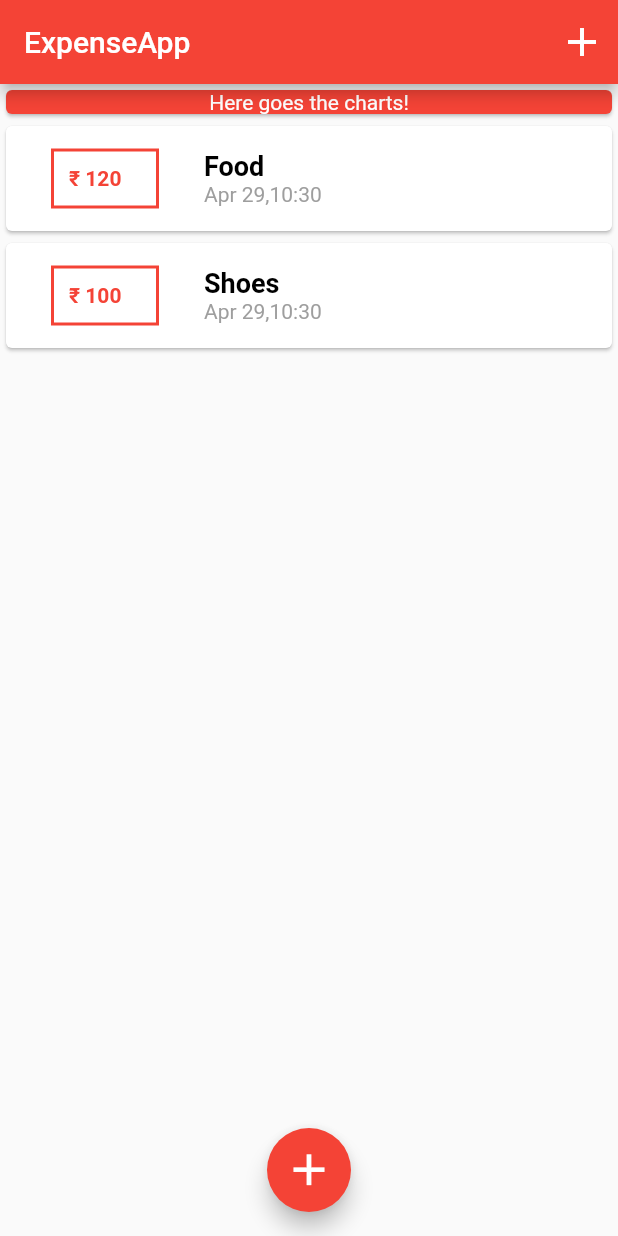
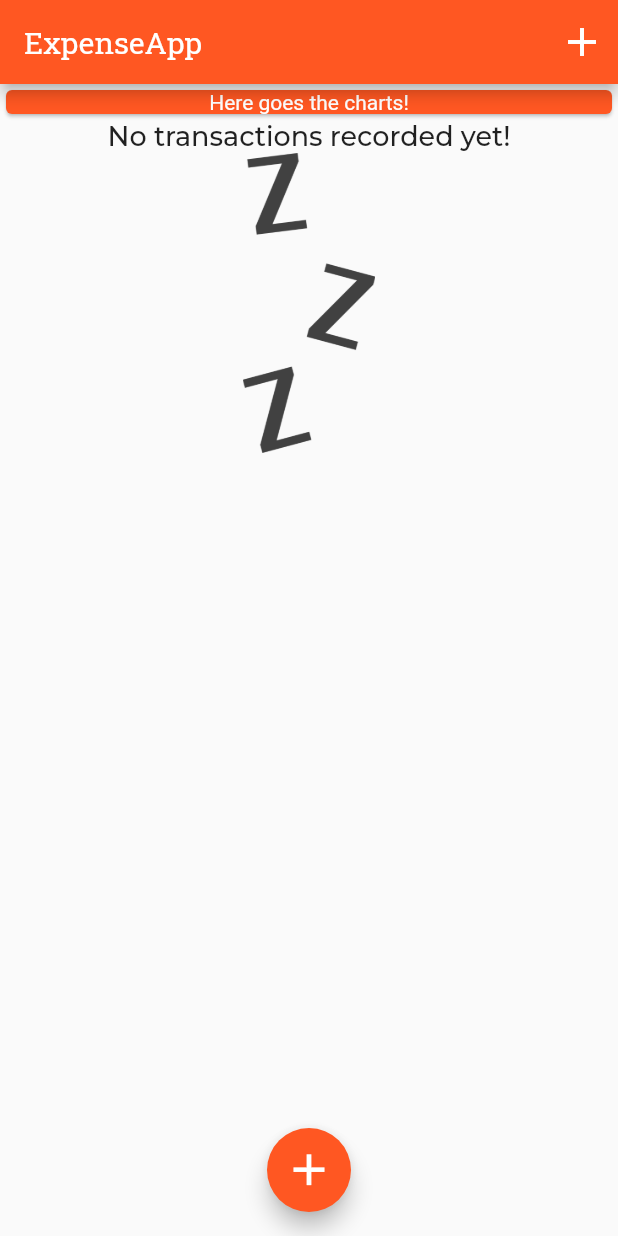
Before and after one commit to 7uhinn/ExpenseApp, a Flutter app: the screen it shows after launch, on a phone screen of 412 x 824 dp. Run offline on Flutter 3.47's test engine with Material 2 defaults, Android fonts, the phone set to English and light mode, and no system bars; our stand-ins replace google_fonts.

Commit message:
added functionality

```diff
--- a/lib/main.dart
+++ b/lib/main.dart
@@ -1,4 +1,5 @@
 import 'package:flutter/material.dart';
+import 'package:google_fonts/google_fonts.dart';
 
 import './widgets/listtxnui.dart';
 import './widgets/newtxnui.dart';
@@ -11,41 +12,58 @@ class MyApp extends StatelessWidget {
   @override
   Widget build(BuildContext context) {
     return MaterialApp(
-      title: 'Flutter App',
+      title: 'ExpenseApp',
+      theme: ThemeData(
+        textTheme: ThemeData.light().textTheme.copyWith(
+              title: GoogleFonts.montserrat(
+                fontSize: 18,
+              ),
+            ),
+        primarySwatch: Colors.deepOrange,
+        accentColor: Colors.deepOrange,
+        appBarTheme: AppBarTheme(
+          textTheme: ThemeData.light().textTheme.copyWith(
+                title: GoogleFonts.robotoSlab(
+                  fontSize: 20,
+                ),
+              ),
+        ),
+      ),
       home: MyHomePage(),
     );
   }
 }
 
 class MyHomePage extends StatefulWidget {
-
   @override
   _MyHomePageState createState() => _MyHomePageState();
 }
 
 class _MyHomePageState extends State<MyHomePage> {
-  openSheet(BuildContext ctx){
-    showModalBottomSheet(context: ctx, builder: (_) {
-      return NewTxn(addtxn);
-    });
+  openSheet(BuildContext ctx) {
+    showModalBottomSheet(
+        context: ctx,
+        builder: (_) {
+          return NewTxn(addtxn);
+        });
   }
 
   final List<Transaction> txn = [
-    Transaction(
-      txnid: '1',
-      title: 'Food',
-      amt: 120,
-      date: DateTime.now(),
-    ),
-    Transaction(
-      txnid: '2',
-      title: 'Shoes',
-      amt: 100,
-      date: DateTime.now(),
-    ),
+    // Transaction(
+    //   txnid: '1',
+    //   title: 'Food',
+    //   amt: 120,
+    //   date: DateTime.now(),
+    // ),
+    // Transaction(
+    //   txnid: '2',
+    //   title: 'Shoes',
+    //   amt: 100,
+    //   date: DateTime.now(),
+    // ),
   ];
 
-  void addtxn(String t,int a){
+  void addtxn(String t, int a) {
     Transaction tx = Transaction(
       txnid: DateTime.now().toString(),
       title: t,
@@ -53,7 +71,7 @@ class _MyHomePageState extends State<MyHomePage> {
       date: DateTime.now(),
     );
 
-    setState((){
+    setState(() {
       txn.add(tx);
     });
   }
@@ -62,8 +80,9 @@ class _MyHomePageState extends State<MyHomePage> {
   Widget build(BuildContext context) {
     return Scaffold(
       appBar: AppBar(
-        title: Text('ExpenseApp'),
-        backgroundColor: Colors.red,
+        title: Text(
+          'ExpenseApp',
+        ),
         actions: <Widget>[
           IconButton(
             iconSize: 32,
@@ -80,7 +99,7 @@ class _MyHomePageState extends State<MyHomePage> {
             Container(
               width: double.infinity,
               child: Card(
-                color: Colors.red,
+                color: Theme.of(context).primaryColor,
                 child: Text(
                   'Here goes the charts!',
                   textAlign: TextAlign.center,
@@ -100,7 +119,6 @@ class _MyHomePageState extends State<MyHomePage> {
           size: 35,
         ),
         onPressed: () => openSheet(context),
-        backgroundColor: Colors.red,
       ),
       floatingActionButtonLocation: FloatingActionButtonLocation.centerFloat,
     );
--- a/lib/widgets/listtxnui.dart
+++ b/lib/widgets/listtxnui.dart
@@ -1,5 +1,6 @@
 import 'package:flutter/material.dart';
 import 'package:intl/intl.dart';
+import 'package:google_fonts/google_fonts.dart';
 
 import '../models/transaction.dart';
 
@@ -12,28 +13,29 @@ class TxnList extends StatelessWidget {
   Widget build(BuildContext context) {
     return Container(
       height: 550,
-      child: ListView.builder(
+      child: txn.length != 0
+          ? ListView.builder(
               itemBuilder: (ctx, idx) {
                 return Card(
                   child: Row(
                     children: [
                       Container(
-                  width: 72,
+                        width: 80,
                         margin: EdgeInsets.symmetric(
                           horizontal: 30,
                           vertical: 15,
                         ),
                         decoration: BoxDecoration(
                           border: Border.all(
-                      color: Colors.red,
+                            color: Theme.of(context).primaryColor,
                             width: 2,
                           ),
                         ),
                         padding: EdgeInsets.all(10),
                         child: Text(
                           '₹ ${txn[idx].amt}',
-                    style: TextStyle(
-                      color: Colors.red,
+                          style: GoogleFonts.montserrat(
+                            color: Theme.of(context).primaryColor,
                             fontWeight: FontWeight.bold,
                           ),
                         ),
@@ -43,15 +45,13 @@ class TxnList extends StatelessWidget {
                         children: [
                           Text(
                             txn[idx].title,
-                      style: TextStyle(
-                        fontWeight: FontWeight.bold,
-                        fontSize: 18,
-                        color: Colors.black,
-                      ),
+                            style: Theme.of(context).textTheme.title,
                             textAlign: TextAlign.left,
                           ),
                           Text(
-                      DateFormat.MMMd().format(txn[idx].date)+','+DateFormat.Hm().format(txn[idx].date),
+                            DateFormat.MMMd().format(txn[idx].date) +
+                                ',' +
+                                DateFormat.Hm().format(txn[idx].date),
                             style: TextStyle(
                               color: Colors.grey,
                             ),
@@ -63,6 +63,22 @@ class TxnList extends StatelessWidget {
                 );
               },
               itemCount: txn.length,
+            )
+          : Column(
+              children: [
+                Text(
+                  'No transactions recorded yet!',
+                  style: Theme.of(context).textTheme.title,
+                ),
+                Container(
+                  height: 200,
+                  alignment: Alignment.center,
+                  child: Image.asset(
+                    'images/waiting.png',
+                    fit: BoxFit.cover,
+                  ),
+                ),
+              ],
             ),
     );
   }
--- a/lib/widgets/newtxnui.dart
+++ b/lib/widgets/newtxnui.dart
@@ -14,15 +14,17 @@ class _NewTxnState extends State<NewTxn> {
 
   final aC = TextEditingController();
 
-  void submitData(){
-    final title =  tC.text;
+  void submitData() {
+    final title = tC.text;
     final amount = int.parse(aC.text);
 
-    if(title.isEmpty || amount <= 0){
+    if (title.isEmpty || amount <= 0) {
       return;
     }
 
-    widget.addtxn(title,amount);
+    widget.addtxn(title, amount);
+
+    Navigator.of(context).pop();
   }
 
   @override
@@ -53,7 +55,7 @@ class _NewTxnState extends State<NewTxn> {
               child: Text(
                 'Add transaction',
                 style: TextStyle(
-                  color: Colors.red,
+                  color: Theme.of(context).primaryColor,
                 ),
               ),
               onPressed: submitData,
--- a/pubspec.yaml
+++ b/pubspec.yaml
@@ -20,6 +20,7 @@ dependencies:
   flutter:
     sdk: flutter
   intl: ^0.16.1
+  google_fonts: ^1.0.0
 
   # The following adds the Cupertino Icons font to your application.
   # Use with the CupertinoIcons class for iOS style icons.
@@ -42,8 +43,8 @@ flutter:
   uses-material-design: true
 
   # To add assets to your application, add an assets section, like this:
-  # assets:
-  #  - images/a_dot_burr.jpeg
+  assets:
+   - images/waiting.png
   #  - images/a_dot_ham.jpeg
 
   # An image asset can refer to one or more resolution-specific "variants", see
```
Also changed, not shown: images/waiting.png (added), pubspec.lock, 3 other files. Lines whose indentation alone changed are shown as unchanged.
